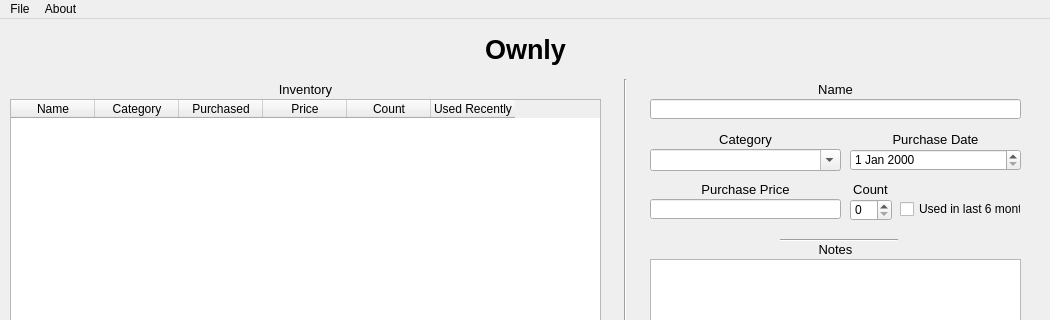
Before: the Qt Designer form src/MainWindow.ui in minorsecond/Ownly, drawn with Qt 5; both pictures show x 0 to 1050 and y 0 to 320 of the 1050 by 511 pixel window.
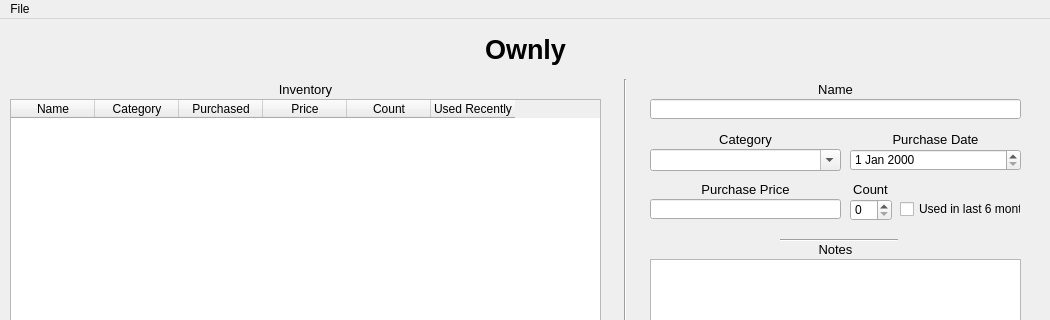
After: the same form once the commit is applied.

Commit message: Remove About menu

```diff
--- a/src/MainWindow.ui
+++ b/src/MainWindow.ui
@@ -393,19 +393,12 @@
      <height>21</height>
     </rect>
    </property>
-   <widget class="QMenu" name="menufile">
+   <widget class="QMenu" name="FileMenu">
     <property name="title">
      <string>File</string>
     </property>
    </widget>
-   <widget class="QMenu" name="menuAbout">
-    <property name="title">
-     <string>About</string>
-    </property>
-    <addaction name="actionQt5"/>
-   </widget>
-   <addaction name="menufile"/>
-   <addaction name="menuAbout"/>
+   <addaction name="FileMenu"/>
   </widget>
   <action name="actionNew_Item">
    <property name="text">
```
Left out of the diff: 2 changed lines with no effect on the pictures. The commit also changes 1 other file.
